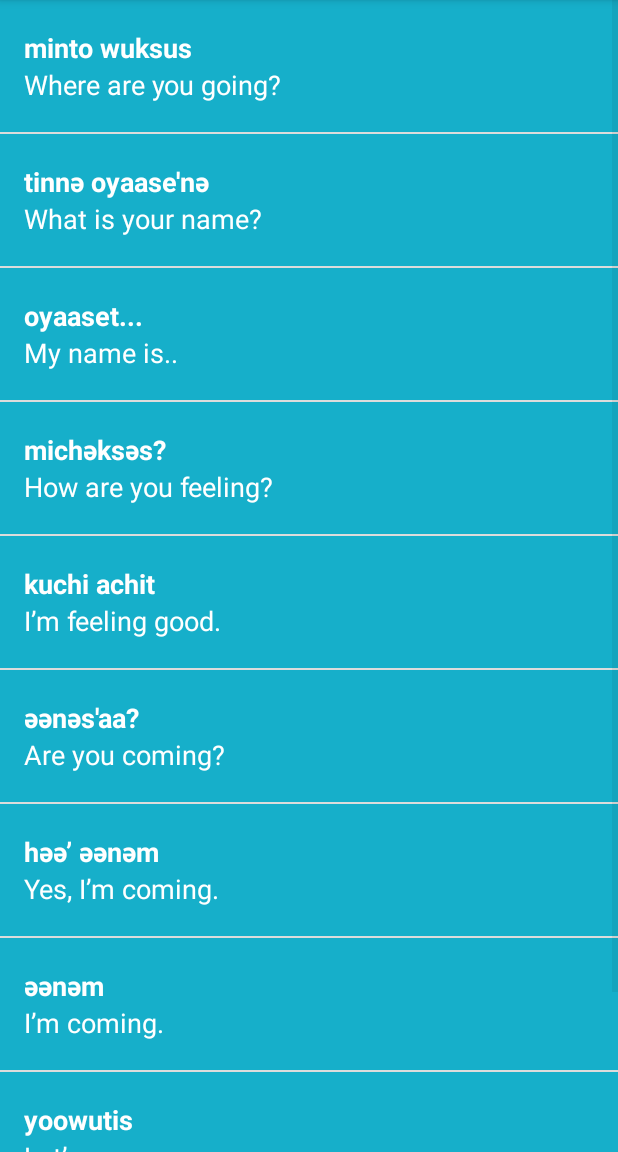
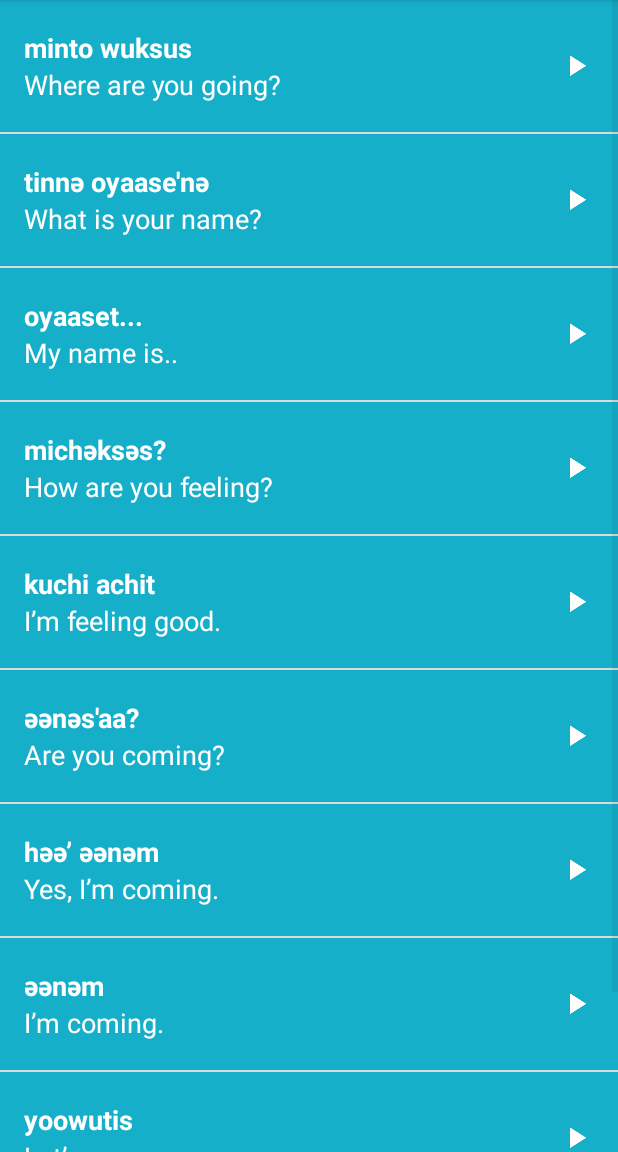
Before and after one commit to SergioKulyk/android-Miwok, an Android app: the PhrasesActivity screen opened directly, with no data from a screen before it, on a phone screen of 412 x 824 dp, the part 84-1236 px from its top. Run offline under Robolectric (Android 15) with nearby library versions, the phone set to English and light mode, and no system bars.

Commit message:
style: change list_item style

```diff
--- a/app/src/main/res/layout/list_item.xml
+++ b/app/src/main/res/layout/list_item.xml
@@ -1,20 +1,9 @@
-<?xml version="1.0" encoding="utf-8"?><!-- Copyright (C) 2016 The Android Open Source Project
-         Licensed under the Apache License, Version 2.0 (the "License");
-         you may not use this file except in compliance with the License.
-         You may obtain a copy of the License at
-              http://www.apache.org/licenses/LICENSE-2.0
-         Unless required by applicable law or agreed to in writing, software
-         distributed under the License is distributed on an "AS IS" BASIS,
-         WITHOUT WARRANTIES OR CONDITIONS OF ANY KIND, either express or implied.
-         See the License for the specific language governing permissions and
-         limitations under the License.
-    --><!-- Layout for a single list item -->
-<LinearLayout xmlns:android="http://schemas.android.com/apk/res/android"
+<?xml version="1.0" encoding="utf-8"?>
+<RelativeLayout xmlns:android="http://schemas.android.com/apk/res/android"
     xmlns:tools="http://schemas.android.com/tools"
     android:layout_width="match_parent"
-    android:layout_height="wrap_content"
+    android:layout_height="@dimen/list_item_height"
     android:background="@color/tan_background"
-    android:minHeight="@dimen/list_item_height"
     android:orientation="horizontal">
 
     <ImageView
@@ -25,7 +14,11 @@
     <LinearLayout
         android:id="@+id/text_container"
         android:layout_width="match_parent"
-        android:layout_height="match_parent"
+        android:layout_height="@dimen/list_item_height"
+        android:layout_alignParentBottom="true"
+        android:layout_alignParentRight="true"
+        android:layout_alignParentTop="true"
+        android:layout_toRightOf="@+id/image"
         android:orientation="vertical"
         android:paddingLeft="16dp">
 
@@ -50,4 +43,12 @@
             android:textColor="@android:color/white"
             tools:text="one" />
     </LinearLayout>
-</LinearLayout>
+
+    <ImageView
+        android:layout_width="24dp"
+        android:layout_height="24dp"
+        android:layout_centerVertical="true"
+        android:layout_alignParentRight="true"
+        android:layout_marginRight="16dp"
+        android:src="@drawable/ic_play_arrow_white_24dp" />
+</RelativeLayout>
```
